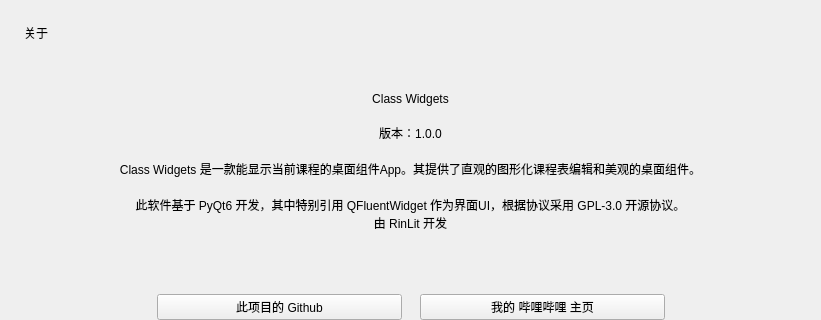
Above: menu-about.ui from RinLit-233-shiroko/Class-Widgets before the change; both pictures show x 0 to 821 and y 0 to 320 of the 821 by 635 pixel window. Below: the same form after it.
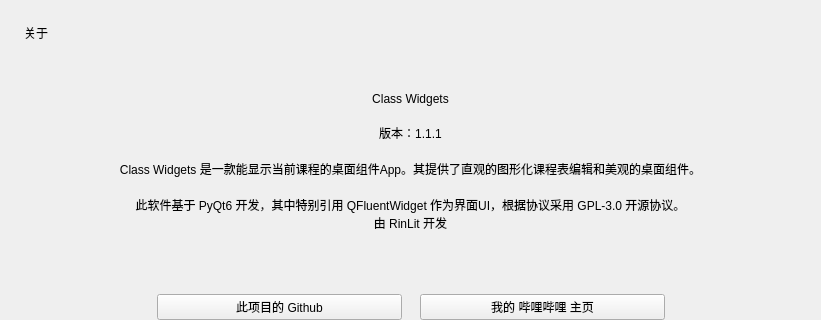
That is the form after the change. Icons and pictures are not drawn. Custom widgets are drawn as their Qt base class.

What changed in the file:
```diff
--- a/menu-about.ui
+++ b/menu-about.ui
@@ -104,7 +104,7 @@
      <item>
       <widget class="BodyLabel" name="BodyLabel">
        <property name="text">
-        <string>版本：1.0.0</string>
+        <string>版本：1.1.1</string>
        </property>
        <property name="alignment">
         <set>Qt::AlignCenter</set>
```
